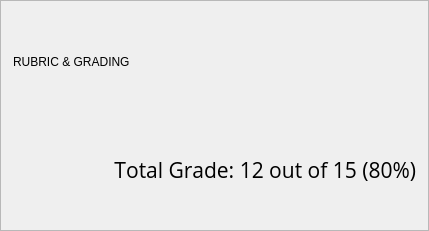
Old version of the form TurboGrade/ui/gradeview.ui in the repository wassgha/TurboGrade.
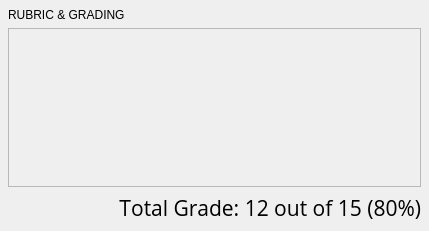
New version of the form.

Patch:
```diff
--- a/TurboGrade/ui/gradeview.ui
+++ b/TurboGrade/ui/gradeview.ui
@@ -100,20 +100,30 @@
   </property>
   <layout class="QVBoxLayout" name="verticalLayout_5">
    <property name="spacing">
-    <number>0</number>
+    <number>-1</number>
    </property>
    <property name="leftMargin">
-    <number>0</number>
+    <number>8</number>
    </property>
    <property name="topMargin">
-    <number>0</number>
+    <number>8</number>
    </property>
    <property name="rightMargin">
-    <number>0</number>
+    <number>8</number>
    </property>
    <property name="bottomMargin">
+    <number>8</number>
+   </property>
+   <item>
+    <widget class="QLabel" name="title">
+     <property name="text">
+      <string>RUBRIC &amp; GRADING</string>
+     </property>
+     <property name="margin">
     <number>0</number>
    </property>
+    </widget>
+   </item>
    <item>
     <widget class="QScrollArea" name="scrollArea">
      <property name="sizePolicy">
@@ -142,8 +152,8 @@
        <rect>
         <x>0</x>
         <y>0</y>
-        <width>429</width>
-        <height>231</height>
+        <width>413</width>
+        <height>159</height>
        </rect>
       </property>
       <property name="sizePolicy">
@@ -160,25 +170,22 @@
       </property>
       <layout class="QVBoxLayout" name="verticalLayout_3">
        <property name="spacing">
-        <number>12</number>
+        <number>-1</number>
        </property>
        <property name="leftMargin">
-        <number>12</number>
+        <number>0</number>
        </property>
        <property name="topMargin">
-        <number>12</number>
+        <number>0</number>
        </property>
        <property name="rightMargin">
-        <number>12</number>
+        <number>0</number>
        </property>
        <property name="bottomMargin">
-        <number>12</number>
+        <number>0</number>
        </property>
-       <item>
-        <widget class="QLabel" name="title">
-         <property name="text">
-          <string>RUBRIC &amp; GRADING</string>
-         </property>
+      </layout>
+     </widget>
         </widget>
        </item>
        <item>
@@ -198,10 +205,9 @@
          <property name="alignment">
           <set>Qt::AlignRight|Qt::AlignTrailing|Qt::AlignVCenter</set>
          </property>
-        </widget>
-       </item>
-      </layout>
-     </widget>
+     <property name="margin">
+      <number>0</number>
+     </property>
     </widget>
    </item>
   </layout>
```
Left out of the diff: 14 changed lines with no effect on the pictures. Lines whose indentation alone changed are shown as unchanged.
